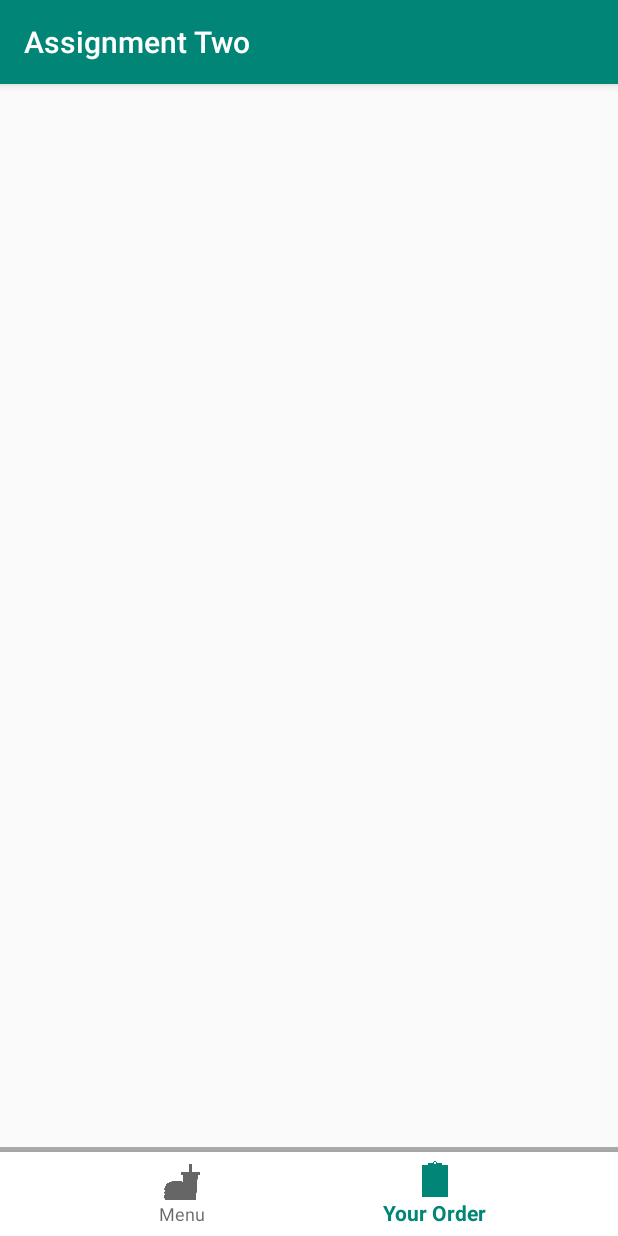
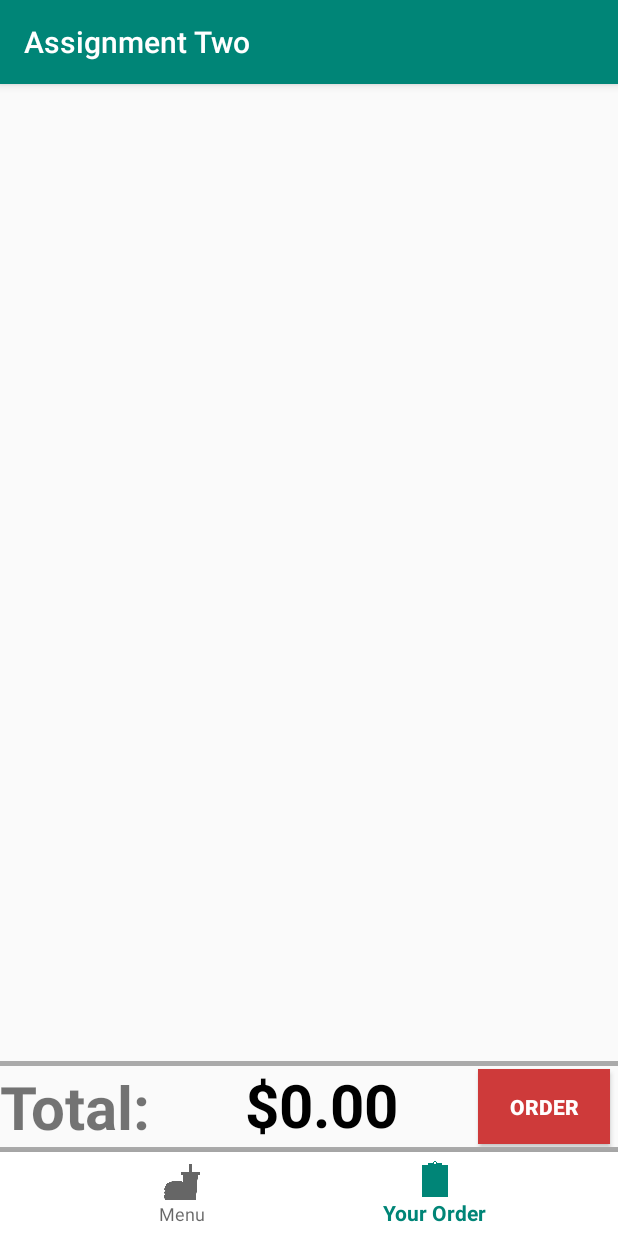
Before and after one commit to nicky951/AssignmentTwo, an Android app: the screen it shows after launch (MainActivity), item 2 of the bottom bar chosen, on a phone screen of 412 x 824 dp. Run offline under Robolectric (Android 15) with nearby library versions, the light colour scheme and no system bars.

Commit message:
Minimum Viable Product

```diff
--- a/app/src/main/java/com/example/assignmenttwo/ItemDetail.java
+++ b/app/src/main/java/com/example/assignmenttwo/ItemDetail.java
@@ -3,10 +3,12 @@ package com.example.assignmenttwo;
 import android.content.Context;
 import android.content.Intent;
 import android.os.Bundle;
+import android.view.Gravity;
 import android.view.View;
 import android.widget.Button;
 import android.widget.ImageView;
 import android.widget.TextView;
+import android.widget.Toast;
 
 import androidx.appcompat.app.AppCompatActivity;
 
@@ -80,14 +82,23 @@ public class ItemDetail extends AppCompatActivity {
                 int currentQuantity = Integer.parseInt((String)quantity.getText());
                 double currentPrice = Double.parseDouble((String)price.getText());
 
-                ItemTotal itemTotal = new ItemTotal(item, currentPrice, currentQuantity);
+                if (currentPrice > 0) {
+                    ItemTotal itemTotal = new ItemTotal(item, currentPrice, currentQuantity);
 
-                ItemList.addOrder(itemTotal);
+                    ItemList.addOrder(itemTotal);
 
-                Context context = v.getContext();
+                    Context context = v.getContext();
 
-                Intent intent = new Intent(context, MainActivity.class);
-                context.startActivity(intent);
+                    Intent intent = new Intent(context, MainActivity.class);
+                    context.startActivity(intent);
+
+                } else {
+                    Context context = getApplicationContext();
+
+                    Toast toast = Toast.makeText(context,"You cannot Order 0 Items", Toast.LENGTH_SHORT);
+                    toast.setGravity(Gravity.CENTER, 0, 0);
+                    toast.show();
+                }
             }
         });
     }
--- a/app/src/main/java/com/example/assignmenttwo/ItemList.java
+++ b/app/src/main/java/com/example/assignmenttwo/ItemList.java
@@ -8,11 +8,14 @@ public class ItemList {
 
     public static void addOrder(ItemTotal totalInstance) {
         totalOrder.add(totalInstance);
-
-        System.out.println("Added instance" + totalInstance.getTotalPrice());
     }
 
     public static ArrayList<ItemTotal> returnList() {
         return totalOrder;
     }
+
+    public static void clearList(){
+        totalOrder.clear();
+    }
+
 }
--- a/app/src/main/java/com/example/assignmenttwo/Order.java
+++ b/app/src/main/java/com/example/assignmenttwo/Order.java
@@ -1,15 +1,25 @@
 package com.example.assignmenttwo;
 
 
+
+import android.content.Intent;
 import android.os.Bundle;
 
 import androidx.fragment.app.Fragment;
+
+import androidx.fragment.app.FragmentManager;
+import androidx.fragment.app.FragmentTransaction;
 import androidx.recyclerview.widget.LinearLayoutManager;
 import androidx.recyclerview.widget.RecyclerView;
 
+import android.view.Gravity;
 import android.view.LayoutInflater;
 import android.view.View;
 import android.view.ViewGroup;
+import android.widget.Button;
+import android.widget.TextView;
+import android.widget.Toast;
+
 
 
 /**
@@ -27,8 +37,8 @@ public class Order extends Fragment {
 
 
     @Override
-    public View onCreateView(LayoutInflater inflater, ViewGroup container, Bundle savedInstanceState) {
-        View view = inflater.inflate(R.layout.fragment_order, container, false);
+    public View onCreateView(final LayoutInflater inflater, final ViewGroup container, final Bundle savedInstanceState) {
+        final View view = inflater.inflate(R.layout.fragment_order, container, false);
 
         recyclerView = view.findViewById(R.id.recyclerorder);
         LinearLayoutManager layoutManager = new LinearLayoutManager(view.getContext());
@@ -39,6 +49,33 @@ public class Order extends Fragment {
         totalAdapter.setData(ItemList.returnList());
         recyclerView.setAdapter(totalAdapter);
 
+        double total = 0;
+
+        for(int i = 0; i < ItemList.returnList().size(); i++) {
+            total += ItemList.returnList().get(i).getTotalPrice();
+        }
+        TextView price = view.findViewById(R.id.finalprice);
+        price.setText("$" + String.format("%.2f", total));
+
+        Button confirmOrder = view.findViewById(R.id.confirmbutton);
+
+        confirmOrder.setOnClickListener(new View.OnClickListener() {
+            @Override
+            public void onClick(View v) {
+                Toast toast = Toast.makeText(getContext(), "Order Confirmed" , Toast.LENGTH_SHORT );
+                toast.setGravity(Gravity.CENTER, 0, 0);
+                toast.show();
+
+                ItemList.clearList();
+
+                final FragmentManager fragmentManager = getFragmentManager();
+
+                FragmentTransaction fragmentTransaction = fragmentManager.beginTransaction();
+                fragmentTransaction.replace(R.id.mainframe, Order.Order());
+                fragmentTransaction.commit();
+            }
+        });
+
         return view;
     }
 
--- a/app/src/main/java/com/example/assignmenttwo/TotalAdapter.java
+++ b/app/src/main/java/com/example/assignmenttwo/TotalAdapter.java
@@ -29,6 +29,7 @@ public class TotalAdapter extends RecyclerView.Adapter<TotalAdapter.TotalViewHol
         // Then create an instance of your custom ViewHolder with the View you got from inflating
         // the layout.
         TotalViewHolder TotalViewHolder = new TotalAdapter.TotalViewHolder(view);
+
         return TotalViewHolder;
     }
 
@@ -40,8 +41,6 @@ public class TotalAdapter extends RecyclerView.Adapter<TotalAdapter.TotalViewHol
         holder.quantityTextView.setText(Integer.toString(itemAtPosition.getTotalQuantity()));
         holder.priceTextView.setText(String.format("%.2f", itemAtPosition.getTotalPrice()));
         holder.nameTextView.setText(itemAtPosition.getItem().getName());
-
-
     }
 
     @Override
@@ -65,6 +64,7 @@ public class TotalAdapter extends RecyclerView.Adapter<TotalAdapter.TotalViewHol
             quantityTextView = totalView.findViewById(R.id.quantitydetail);
             nameTextView = totalView.findViewById(R.id.namedetail);
             priceTextView = totalView.findViewById(R.id.totaldetail);
+
         }
     }
 }
--- a/app/src/main/res/layout/fragment_order.xml
+++ b/app/src/main/res/layout/fragment_order.xml
@@ -1,14 +1,75 @@
 <?xml version="1.0" encoding="utf-8"?>
-<FrameLayout xmlns:android="http://schemas.android.com/apk/res/android"
+
+
+<androidx.constraintlayout.widget.ConstraintLayout xmlns:android="http://schemas.android.com/apk/res/android"
     xmlns:tools="http://schemas.android.com/tools"
     android:layout_width="match_parent"
-    android:layout_height="match_parent"
+    android:layout_height="fill_parent"
+    xmlns:app="http://schemas.android.com/apk/res-auto"
     tools:context=".Order">
 
     <androidx.recyclerview.widget.RecyclerView
         android:id="@+id/recyclerorder"
         android:layout_width="match_parent"
-        android:layout_height="match_parent">
+        android:layout_height="0dp"
+        app:layout_constraintStart_toStartOf="parent"
+        app:layout_constraintTop_toTopOf="parent"
+        app:layout_constraintEnd_toEndOf="parent"
+        app:layout_constraintBottom_toTopOf="@id/line">
     </androidx.recyclerview.widget.RecyclerView>
 
-</FrameLayout>
+    <View
+        android:id="@+id/line"
+        android:layout_width="match_parent"
+        android:layout_height="3dp"
+        android:background="@android:color/darker_gray"
+        app:layout_constraintStart_toStartOf="parent"
+        app:layout_constraintEnd_toEndOf="parent"
+        app:layout_constraintBottom_toTopOf="@id/totalcost"/>
+
+    <TextView
+        android:id="@+id/totalcost"
+        android:layout_width="wrap_content"
+        android:layout_height="wrap_content"
+        android:text="Total: "
+        android:textStyle="bold"
+        android:textSize="40sp"
+        app:layout_constraintStart_toStartOf="parent"
+        app:layout_constraintBottom_toBottomOf="parent">
+    </TextView>
+
+    <TextView
+        android:id="@+id/finalprice"
+        android:layout_width="150dp"
+        android:layout_height="56dp"
+        android:text="$0.00"
+        android:textSize="40sp"
+        android:textColor="#000000"
+        android:textStyle="bold"
+        android:gravity="center"
+        app:autoSizeTextType="uniform"
+        app:autoSizeMaxTextSize="40sp"
+        app:autoSizeMinTextSize="10sp"
+        app:autoSizeStepGranularity="2sp"
+        app:layout_constraintBottom_toBottomOf="parent"
+        app:layout_constraintStart_toEndOf="@id/totalcost"
+        app:layout_constraintEnd_toStartOf="@id/confirmbutton">
+
+    </TextView>
+
+    <Button
+        android:id="@+id/confirmbutton"
+        android:layout_width="wrap_content"
+        android:layout_height="50dp"
+        android:background="#CE3A3A"
+        android:textStyle="bold"
+        android:text="Order"
+        android:textColor="#FFFFFF"
+        android:layout_marginEnd="5dp"
+        android:layout_marginBottom="2dp"
+        app:layout_constraintBottom_toBottomOf="parent"
+        app:layout_constraintEnd_toEndOf="parent">
+    </Button>
+
+
+</androidx.constraintlayout.widget.ConstraintLayout>
```
Also changed, not shown: 124 other files.
